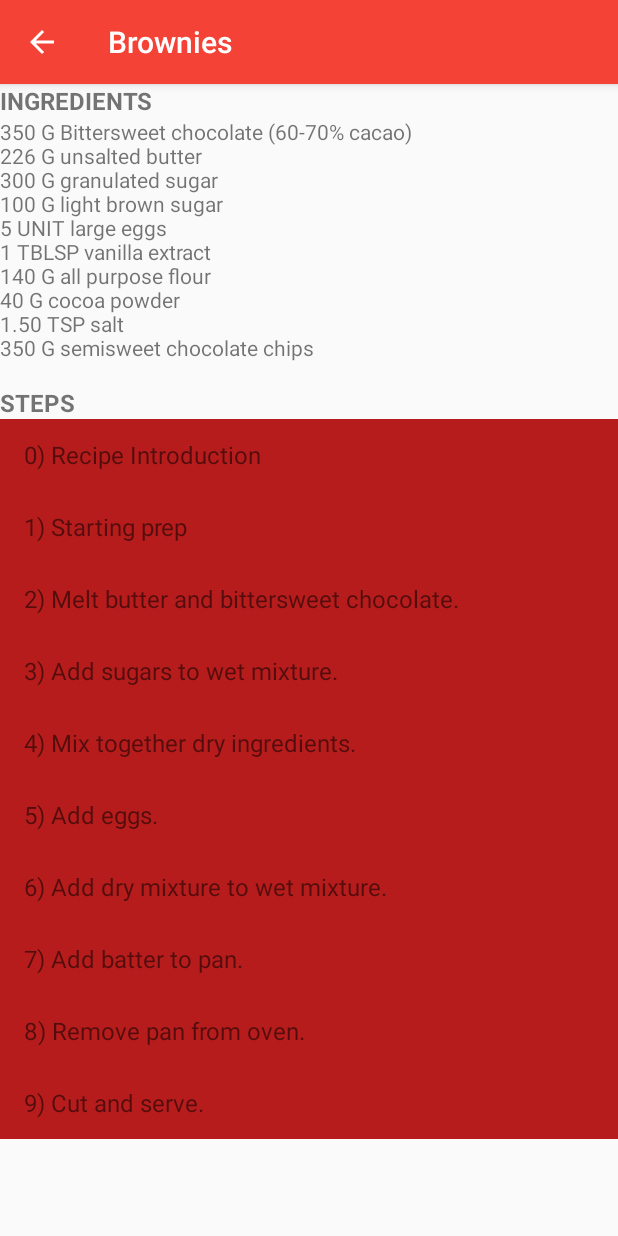
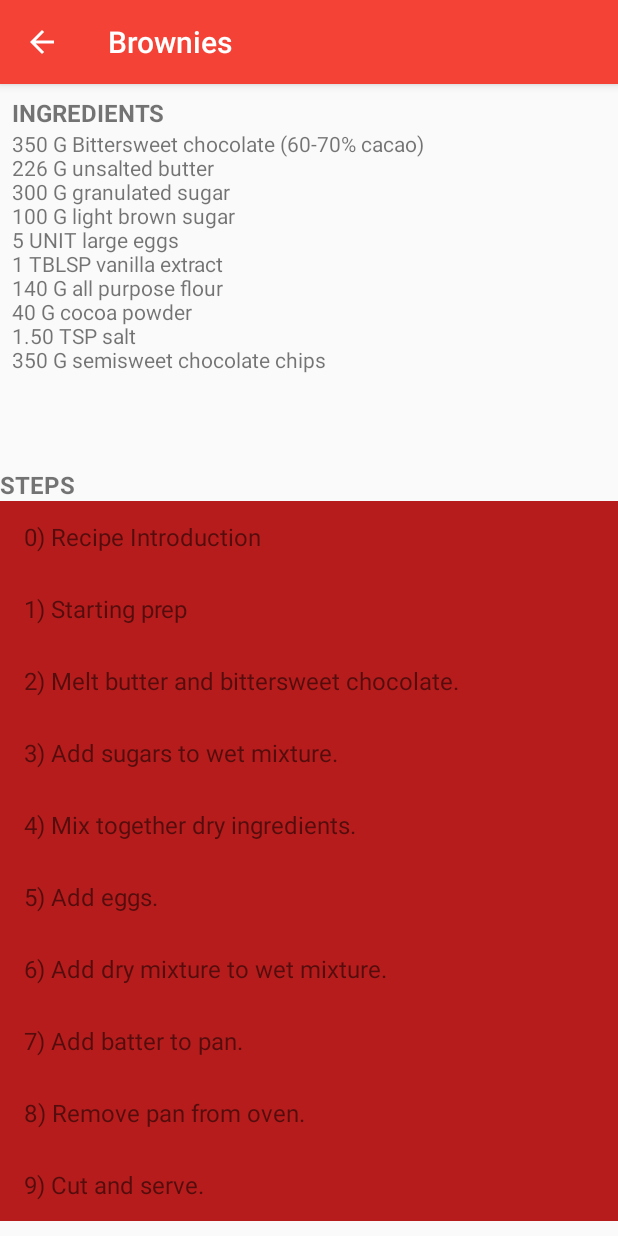
Before and after one commit to svroye/BakingApp, an Android app: the screen it shows after launch (RecipeDetailActivity), after a tap on "BROWNIES", on a phone screen of 412 x 824 dp. Run offline under Robolectric (Android 15) with nearby library versions, the phone set to English and light mode, and no system bars.

Commit message:
Changes for fragments in steps and ingredients

```diff
--- a/app/src/main/AndroidManifest.xml
+++ b/app/src/main/AndroidManifest.xml
@@ -29,7 +29,7 @@
         </activity>
 
         <activity
-            android:name=".RecipeStepActivity"
+            android:name=".RecipeStepDetailActivity"
             android:parentActivityName=".RecipeDetailActivity">
         </activity>
 
--- a/app/src/main/java/com/example/steven/bakingapp/Adapters/StepsAdapter.java
+++ b/app/src/main/java/com/example/steven/bakingapp/Adapters/StepsAdapter.java
@@ -19,9 +19,10 @@ import java.util.ArrayList;
 public class StepsAdapter extends RecyclerView.Adapter<StepsAdapter.StepsViewHolder> {
 
     private ArrayList<RecipeStep> steps;
-    public ListItemClickListener listener;
+    private ListItemClickListener listener;
     private Context context;
 
+    // interface for handling onClick of the list items
     public interface ListItemClickListener {
         void onListItemClick(int position);
     }
@@ -31,7 +32,6 @@ public class StepsAdapter extends RecyclerView.Adapter<StepsAdapter.StepsViewHol
         this.listener = listener;
         this.context = context;
     }
-
 
     @Override
     public StepsViewHolder onCreateViewHolder(ViewGroup parent, int viewType) {
--- a/app/src/main/java/com/example/steven/bakingapp/RecipeDetailActivity.java
+++ b/app/src/main/java/com/example/steven/bakingapp/RecipeDetailActivity.java
@@ -2,7 +2,6 @@ package com.example.steven.bakingapp;
 
 import android.content.Intent;
 import android.support.v4.app.FragmentManager;
-import android.support.v4.app.FragmentTransaction;
 import android.support.v7.app.AppCompatActivity;
 import android.os.Bundle;
 import android.util.Log;
@@ -10,7 +9,7 @@ import android.util.Log;
 import com.example.steven.bakingapp.Objects.Recipe;
 
 public class RecipeDetailActivity extends AppCompatActivity
-        implements RecipeDetailFragment.OnListItemClickListener{
+        implements RecipeStepsFragment.OnListItemClickListener{
 
     private Recipe recipe;
 
@@ -22,13 +21,11 @@ public class RecipeDetailActivity extends AppCompatActivity
         super.onCreate(savedInstanceState);
         setContentView(R.layout.activity_recipe_detail);
 
-        if (findViewById(R.id.recipeDetail_detailSteps) != null) {
+        if (findViewById(R.id.activityRecipeDetail_detailStepFramelayout) != null) {
             mTwoPane = true;
         } else {
             mTwoPane = false;
         }
-
-        Log.d("AAAAAAAAAAAAAA", "TABLET? " + mTwoPane);
 
         Intent intentThatStartedActivity = getIntent();
         if (intentThatStartedActivity == null) finish();
@@ -40,34 +37,45 @@ public class RecipeDetailActivity extends AppCompatActivity
         setTitle(recipe.getName());
 
         if (savedInstanceState == null) {
-            RecipeDetailFragment recipeDetailFragment = new RecipeDetailFragment();
+            // get the FragmentManager
             FragmentManager fragmentManager = getSupportFragmentManager();
-            Bundle bundle = new Bundle();
-            bundle.putParcelableArrayList(this.getString(R.string.ingredients_key), recipe.getIngredients());
-            bundle.putParcelableArrayList(this.getString(R.string.steps_key), recipe.getSteps());
-            recipeDetailFragment.setArguments(bundle);
 
+            // create an instance of the RecipeIngredientsFragment and add a Bundle with the
+            //  ingredients
+            RecipeIngredientsFragment ingredientsFragment = new RecipeIngredientsFragment();
+            Bundle ingredientsBundle = new Bundle();
+            ingredientsBundle.putParcelableArrayList(getString(R.string.ingredients_key),
+                    recipe.getIngredients());
+            ingredientsFragment.setArguments(ingredientsBundle);
+
+            // create an instance of the RecipeStepsFragment and add a Bundle with the steps
+            RecipeStepsFragment recipeStepsFragment = new RecipeStepsFragment();
+            Bundle stepsBundle = new Bundle();
+            stepsBundle.putParcelableArrayList(getString(R.string.steps_key), recipe.getSteps());
+            recipeStepsFragment.setArguments(stepsBundle);
+
+            // add both fragments to the UI
             fragmentManager.beginTransaction()
-                    .add(R.id.activityDetail_framelayout, recipeDetailFragment)
+                    .add(R.id.activityRecipeDetail_ingredientsFramelayout, ingredientsFragment)
+                    .add(R.id.activityRecipeDetail_stepsFramelayout, recipeStepsFragment)
                     .commit();
         }
-
 
     }
 
     @Override
     public void onRecipeStepClickListener(int position) {
         if (mTwoPane){
-             RecipeStepFragment recipeStepFragment = new RecipeStepFragment();
+             RecipeStepDetailFragment recipeStepDetailFragment = new RecipeStepDetailFragment();
              FragmentManager fragmentManager = getSupportFragmentManager();
              Bundle bundle = new Bundle();
              bundle.putParcelable(getString(R.string.single_step_key), recipe.getSteps().get(position));
-             recipeStepFragment.setArguments(bundle);
+             recipeStepDetailFragment.setArguments(bundle);
              fragmentManager.beginTransaction()
-                     .replace(R.id.recipeDetail_detailSteps, recipeStepFragment)
+                     .replace(R.id.activityRecipeDetail_detailStepFramelayout, recipeStepDetailFragment)
                      .commit();
         } else {
-            Intent intentToStepActivity = new Intent(this, RecipeStepActivity.class);
+            Intent intentToStepActivity = new Intent(this, RecipeStepDetailActivity.class);
             intentToStepActivity.putExtra(getString(R.string.recipe_key), recipe);
             intentToStepActivity.putExtra(getString(R.string.position_key), position);
             startActivity(intentToStepActivity);
--- a/app/src/main/java/com/example/steven/bakingapp/RecipeDetailFragment.java
+++ /dev/null
@@ -1,111 +0,0 @@
-package com.example.steven.bakingapp;
-
-import android.app.Activity;
-import android.content.Context;
-import android.content.Intent;
-import android.os.Bundle;
-import android.support.annotation.Nullable;
-import android.support.v4.app.Fragment;
-import android.support.v7.widget.LinearLayoutManager;
-import android.support.v7.widget.RecyclerView;
-import android.util.Log;
-import android.view.LayoutInflater;
-import android.view.View;
-import android.view.ViewGroup;
-import android.widget.TextView;
-
-import com.example.steven.bakingapp.Adapters.StepsAdapter;
-import com.example.steven.bakingapp.Objects.Ingredient;
-import com.example.steven.bakingapp.Objects.RecipeStep;
-import com.example.steven.bakingapp.R;
-import com.example.steven.bakingapp.RecipeStepActivity;
-
-import java.util.ArrayList;
-
-/**
- * Created by Steven on 29/04/2018.
- */
-
-public class RecipeDetailFragment extends Fragment implements StepsAdapter.ListItemClickListener{
-
-    // ArrayList holding the steps
-    ArrayList<RecipeStep> recipeSteps = new ArrayList<>();
-    ArrayList<Ingredient> ingredients = new ArrayList<>();
-
-    TextView recipeTv;
-
-    OnListItemClickListener mCallback;
-
-    public RecipeDetailFragment() {
-    }
-
-    public interface OnListItemClickListener {
-        void onRecipeStepClickListener(int position);
-    }
-
-    @Override
-    public void onAttach(Context context) {
-        super.onAttach(context);
-        try {
-            mCallback = (OnListItemClickListener) context;
-        } catch (ClassCastException e) {
-            throw new ClassCastException(context.toString()
-                    + " must implement OnHeadlineSelectedListener");
-        }
-    }
-
-    @Nullable
-    @Override
-    public View onCreateView(LayoutInflater inflater, @Nullable ViewGroup container, @Nullable Bundle savedInstanceState) {
-        View rootView = inflater.inflate(R.layout.fragment_recipe_details, container, false);
-
-        if (getArguments() != null) {
-            recipeSteps = getArguments().getParcelableArrayList(this.getString(R.string.steps_key));
-            ingredients = getArguments().getParcelableArrayList(this.getString(R.string.ingredients_key));
-        }
-
-        recipeTv = rootView.findViewById(R.id.recipeDetail_ingredientsTv);
-
-        if (savedInstanceState != null) {
-            Log.d("AAAAAAAA", "got content");
-            recipeTv.setText(savedInstanceState.getString(getString(R.string.recipe_content_key)));
-        } else {
-            Log.d("BBBBBBBB", "NO content");
-            for (int i = 0; i < ingredients.size(); i++){
-                Ingredient ingredient = ingredients.get(i);
-                String ingredientLine;
-                if (ingredient.getQuantity() == Math.floor(ingredient.getQuantity())) {
-                    ingredientLine = getString(R.string.ingredient_quantity_measure_int, (int) ingredient.getQuantity(),
-                            ingredient.getMeasure(), ingredient.getName());
-                } else {
-                    ingredientLine = getString(R.string.ingredient_quantity_measure_float, ingredient.getQuantity(),
-                            ingredient.getMeasure(), ingredient.getName());
-                }
-
-                recipeTv.append(ingredientLine + "\n");
-            }
-        }
-
-
-
-        RecyclerView rv = rootView.findViewById(R.id.recipeDetail_stepsRv);
-        LinearLayoutManager linearLayoutManager = new LinearLayoutManager(rootView.getContext(),
-                LinearLayoutManager.VERTICAL, false);
-        rv.setLayoutManager(linearLayoutManager);
-        rv.setHasFixedSize(true);
-        StepsAdapter adapter = new StepsAdapter(recipeSteps, this, getContext());
-        rv.setAdapter(adapter);
-        return rootView;
-    }
-
-    @Override
-    public void onListItemClick(int position) {
-        mCallback.onRecipeStepClickListener(position);
-    }
-
-    @Override
-    public void onSaveInstanceState(Bundle outState) {
-        super.onSaveInstanceState(outState);
-        outState.putString(getString(R.string.recipe_content_key), recipeTv.getText().toString());
-    }
-}
--- /dev/null
+++ b/app/src/main/java/com/example/steven/bakingapp/RecipeIngredientsFragment.java
@@ -0,0 +1,76 @@
+package com.example.steven.bakingapp;
+
+import android.os.Bundle;
+import android.support.annotation.Nullable;
+import android.support.v4.app.Fragment;
+import android.view.LayoutInflater;
+import android.view.View;
+import android.view.ViewGroup;
+import android.widget.TextView;
+
+import com.example.steven.bakingapp.Objects.Ingredient;
+
+import java.util.ArrayList;
+
+/**
+ * Created by Steven on 8/05/2018.
+ */
+
+public class RecipeIngredientsFragment extends Fragment {
+
+    // holds the ingredients for the selected ingredient
+    ArrayList <Ingredient> recipeIngredients;
+
+    // TextView holding the ingredients
+    TextView recipeTv;
+
+    /**
+     * Mandatory empty constructor for the fragment
+     */
+    public RecipeIngredientsFragment() {
+    }
+
+    @Nullable
+    @Override
+    public View onCreateView(LayoutInflater inflater, @Nullable ViewGroup container, @Nullable Bundle savedInstanceState) {
+        // inflate the View from the corresponding layout
+        View rootView = inflater.inflate(R.layout.fragment_recipe_ingredients, container, false);
+
+        // get the ingredients ArrayList that was passed when the fragment was created
+        if (getArguments() != null) {
+            recipeIngredients = getArguments().getParcelableArrayList(getString(R.string.ingredients_key));
+        }
+
+        // get a reference to the TextView
+        recipeTv = rootView.findViewById(R.id.fragmentRecipeIngredients_ingredientsTv);
+
+        // check whether the ingredients were already stored in the Bundle, e.g. after rotation
+        if (savedInstanceState != null) {
+            recipeTv.setText(savedInstanceState.getString(getString(R.string.recipe_content_key)));
+        } else {
+            // loop through the ingredients and add them to the TextView. First check whether the quantity
+            // is an integer or a double, in order to know how to display it
+            for (Ingredient ingredient : recipeIngredients) {
+                String ingredientLine;
+                if (ingredient.getQuantity() == Math.floor(ingredient.getQuantity())) {
+                    ingredientLine = getString(R.string.ingredient_quantity_measure_int, (int) ingredient.getQuantity(),
+                            ingredient.getMeasure(), ingredient.getName());
+                } else {
+                    ingredientLine = getString(R.string.ingredient_quantity_measure_float, ingredient.getQuantity(),
+                            ingredient.getMeasure(), ingredient.getName());
+                }
+
+                recipeTv.append(ingredientLine + "\n");
+            }
+        }
+
+        return rootView;
+    }
+
+    @Override
+    public void onSaveInstanceState(Bundle outState) {
+        // save the state of the recipe TextView e.g. after rotation
+        super.onSaveInstanceState(outState);
+        outState.putString(getString(R.string.recipe_content_key), recipeTv.getText().toString());
+    }
+}
--- a/app/src/main/java/com/example/steven/bakingapp/RecipeStepActivity.java
+++ b/app/src/main/java/com/example/steven/bakingapp/RecipeStepDetailActivity.java
@@ -6,9 +6,8 @@ import android.support.v7.app.AppCompatActivity;
 import android.os.Bundle;
 
 import com.example.steven.bakingapp.Objects.Recipe;
-import com.example.steven.bakingapp.Objects.RecipeStep;
 
-public class RecipeStepActivity extends AppCompatActivity {
+public class RecipeStepDetailActivity extends AppCompatActivity {
 
     private Recipe recipe;
     private int stepPosition;
@@ -28,7 +27,7 @@ public class RecipeStepActivity extends AppCompatActivity {
             stepPosition = intentThatStartedActivity.getIntExtra(getString(R.string.position_key), 0);
         }
 
-        RecipeStepFragment fragment = new RecipeStepFragment();
+        RecipeStepDetailFragment fragment = new RecipeStepDetailFragment();
         Bundle bundle = new Bundle();
         bundle.putParcelable(getString(R.string.single_step_key), recipe.getSteps().get(stepPosition));
         fragment.setArguments(bundle);
--- a/app/src/main/java/com/example/steven/bakingapp/RecipeStepFragment.java
+++ b/app/src/main/java/com/example/steven/bakingapp/RecipeStepDetailFragment.java
@@ -1,20 +1,15 @@
 package com.example.steven.bakingapp;
 
-import android.content.Context;
-import android.media.MediaDataSource;
 import android.net.Uri;
 import android.os.Bundle;
-import android.os.Handler;
 import android.support.annotation.Nullable;
 import android.support.v4.app.Fragment;
-import android.util.Log;
 import android.view.LayoutInflater;
 import android.view.View;
 import android.view.ViewGroup;
 import android.widget.TextView;
 
 import com.example.steven.bakingapp.Objects.RecipeStep;
-import com.example.steven.bakingapp.R;
 import com.google.android.exoplayer2.DefaultLoadControl;
 import com.google.android.exoplayer2.ExoPlayerFactory;
 import com.google.android.exoplayer2.LoadControl;
@@ -39,19 +34,21 @@ import com.google.android.exoplayer2.util.Util;
  * Created by Steven on 30/04/2018.
  */
 
-public class RecipeStepFragment extends Fragment {
+public class RecipeStepDetailFragment extends Fragment {
 
     private RecipeStep recipeStep;
     private SimpleExoPlayerView simpleExoPlayerView;
     private SimpleExoPlayer simpleExoPlayer;
 
-    public RecipeStepFragment() {
+    private boolean playWhenReady = true;
+
+    public RecipeStepDetailFragment() {
     }
 
     @Nullable
     @Override
     public View onCreateView(LayoutInflater inflater, @Nullable ViewGroup container, @Nullable Bundle savedInstanceState) {
-        View rootView = inflater.inflate(R.layout.fragment_recipe_step, container, false);
+        View rootView = inflater.inflate(R.layout.fragment_recipe_step_detail, container, false);
 
         if (getArguments() != null) {
             recipeStep = getArguments().getParcelable(getString(R.string.single_step_key));
@@ -73,6 +70,7 @@ public class RecipeStepFragment extends Fragment {
     // https://github.com/ayalus/ExoPlayer-2-Example/blob/master/ExoPlayer2Example/app/src/main/AndroidManifest.xml
     // https://android.jlelse.eu/android-exoplayer-starters-guide-6350433f256c
     public void initializePlayer() {
+
         BandwidthMeter bandwidthMeter = new DefaultBandwidthMeter();
         LoadControl loadControl = new DefaultLoadControl();
         DataSource.Factory mediaDataSourceFactory = new DefaultDataSourceFactory(getContext(),
@@ -88,7 +86,7 @@ public class RecipeStepFragment extends Fragment {
 
         simpleExoPlayerView.setPlayer(simpleExoPlayer);
 
-        simpleExoPlayer.setPlayWhenReady(true);
+        simpleExoPlayer.setPlayWhenReady(playWhenReady);
 
         DefaultExtractorsFactory extractorsFactory = new DefaultExtractorsFactory();
         Uri uri = Uri.parse(recipeStep.getVideoUrl());
--- /dev/null
+++ b/app/src/main/java/com/example/steven/bakingapp/RecipeStepsFragment.java
@@ -0,0 +1,83 @@
+package com.example.steven.bakingapp;
+
+import android.content.Context;
+import android.os.Bundle;
+import android.support.annotation.Nullable;
+import android.support.v4.app.Fragment;
+import android.support.v7.widget.LinearLayoutManager;
+import android.support.v7.widget.RecyclerView;
+import android.util.Log;
+import android.view.LayoutInflater;
+import android.view.View;
+import android.view.ViewGroup;
+import android.widget.TextView;
+
+import com.example.steven.bakingapp.Adapters.StepsAdapter;
+import com.example.steven.bakingapp.Objects.Ingredient;
+import com.example.steven.bakingapp.Objects.RecipeStep;
+
+import java.util.ArrayList;
+
+/**
+ * Created by Steven on 29/04/2018.
+ */
+
+public class RecipeStepsFragment extends Fragment implements StepsAdapter.ListItemClickListener{
+
+    // holds the steps for the selected ingredient
+    ArrayList<RecipeStep> recipeSteps = new ArrayList<>();
+
+
+    OnListItemClickListener mCallback;
+
+    /**
+     * Mandatory empty constructor for the fragment
+     */
+    public RecipeStepsFragment() {
+    }
+
+
+    public interface OnListItemClickListener {
+        void onRecipeStepClickListener(int position);
+    }
+
+    @Override
+    public void onAttach(Context context) {
+        super.onAttach(context);
+        try {
+            mCallback = (OnListItemClickListener) context;
+        } catch (ClassCastException e) {
+            throw new ClassCastException(context.toString()
+                    + " must implement OnHeadlineSelectedListener");
+        }
+    }
+
+    @Nullable
+    @Override
+    public View onCreateView(LayoutInflater inflater, @Nullable ViewGroup container, @Nullable Bundle savedInstanceState) {
+        // inflate the View from the layout file
+        View rootView = inflater.inflate(R.layout.fragment_recipe_steps, container, false);
+
+        // get the steps ArrayList for the selected recipe that was passed when the fragment was created
+        if (getArguments() != null) {
+            recipeSteps = getArguments().getParcelableArrayList(this.getString(R.string.steps_key));
+        }
+
+        // set up the RecyclerView for displaying the steps of the recipe
+        RecyclerView recyclerView = rootView.findViewById(R.id.fragmentRecipeSteps_stepsRecyclerView);
+        LinearLayoutManager linearLayoutManager = new LinearLayoutManager(rootView.getContext(),
+                LinearLayoutManager.VERTICAL, false);
+        recyclerView.setLayoutManager(linearLayoutManager);
+        recyclerView.setHasFixedSize(true);
+        StepsAdapter adapter = new StepsAdapter(recipeSteps, this, getContext());
+        recyclerView.setAdapter(adapter);
+        return rootView;
+    }
+
+    @Override
+    public void onListItemClick(int position) {
+        mCallback.onRecipeStepClickListener(position);
+    }
+
+
+}
--- a/app/src/main/res/layout-sw600dp/activity_recipe_detail.xml
+++ b/app/src/main/res/layout-sw600dp/activity_recipe_detail.xml
@@ -5,14 +5,29 @@
     android:layout_height="match_parent"
     android:orientation="horizontal">
 
-    <FrameLayout
-        android:id="@+id/activityDetail_framelayout"
+    <LinearLayout
+        xmlns:android="http://schemas.android.com/apk/res/android"
         android:layout_width="0dp"
         android:layout_weight="1"
-        android:layout_height="match_parent"/>
+        android:layout_height="match_parent"
+        android:orientation="vertical">
+
+        <FrameLayout
+            android:id="@+id/activityRecipeDetail_ingredientsFramelayout"
+            android:layout_width="match_parent"
+            android:layout_height="0dp"
+            android:layout_weight="1"/>
+
+        <FrameLayout
+            android:id="@+id/activityRecipeDetail_stepsFramelayout"
+            android:layout_width="match_parent"
+            android:layout_height="0dp"
+            android:layout_weight="2"/>
+
+    </LinearLayout>
 
     <FrameLayout
-        android:id="@+id/recipeDetail_detailSteps"
+        android:id="@+id/activityRecipeDetail_detailStepFramelayout"
         android:layout_width="0dp"
         android:layout_weight="3"
         android:layout_height="match_parent">
--- a/app/src/main/res/layout/activity_recipe_detail.xml
+++ b/app/src/main/res/layout/activity_recipe_detail.xml
@@ -1,8 +1,21 @@
 <?xml version="1.0" encoding="utf-8"?>
-<FrameLayout
-    android:id="@+id/activityDetail_framelayout"
+
+<LinearLayout
     xmlns:android="http://schemas.android.com/apk/res/android"
     android:layout_width="match_parent"
-    android:layout_height="match_parent">
+    android:layout_height="match_parent"
+    android:orientation="vertical">
 
-</FrameLayout>
+    <FrameLayout
+        android:id="@+id/activityRecipeDetail_ingredientsFramelayout"
+        android:layout_width="match_parent"
+        android:layout_height="0dp"
+        android:layout_weight="1"/>
+
+    <FrameLayout
+        android:id="@+id/activityRecipeDetail_stepsFramelayout"
+        android:layout_width="match_parent"
+        android:layout_height="0dp"
+        android:layout_weight="2"/>
+
+</LinearLayout>
--- a/app/src/main/res/layout/fragment_recipe_details.xml
+++ /dev/null
@@ -1,45 +0,0 @@
-<?xml version="1.0" encoding="utf-8"?>
-<ScrollView
-    xmlns:android="http://schemas.android.com/apk/res/android"
-    android:layout_width="match_parent"
-    android:layout_height="wrap_content"
-    android:fillViewport="true"
-    android:layout_weight="1.0">
-<LinearLayout
-    xmlns:android="http://schemas.android.com/apk/res/android"
-    xmlns:tools="http://schemas.android.com/tools"
-    android:orientation="vertical"
-    android:layout_width="match_parent"
-    android:layout_height="match_parent">
-
-    <TextView
-        android:layout_width="match_parent"
-        android:layout_height="wrap_content"
-        android:text="@string/ingredients_header"
-        android:textAllCaps="true"
-        android:textSize="16sp"
-        android:textStyle="bold"/>
-
-
-    <TextView
-        android:id="@+id/recipeDetail_ingredientsTv"
-        android:layout_width="match_parent"
-        android:layout_height="wrap_content"/>
-
-    <TextView
-        android:layout_width="match_parent"
-        android:layout_height="wrap_content"
-        android:textAllCaps="true"
-        android:textSize="16sp"
-        android:textStyle="bold"
-        android:text="@string/steps_header"/>
-
-    <android.support.v7.widget.RecyclerView
-        android:id="@+id/recipeDetail_stepsRv"
-        android:layout_width="match_parent"
-        android:layout_height="wrap_content"/>
-
-
-</LinearLayout>
-
-</ScrollView>
--- /dev/null
+++ b/app/src/main/res/layout/fragment_recipe_ingredients.xml
@@ -0,0 +1,22 @@
+<?xml version="1.0" encoding="utf-8"?>
+<LinearLayout
+    xmlns:android="http://schemas.android.com/apk/res/android"
+    android:layout_width="match_parent"
+    android:layout_height="match_parent"
+    android:orientation="vertical"
+    android:padding="8dp">
+
+    <TextView
+        android:layout_width="match_parent"
+        android:layout_height="wrap_content"
+        android:text="@string/ingredients_header"
+        android:textAllCaps="true"
+        android:textSize="16sp"
+        android:textStyle="bold"/>
+
+    <TextView
+        android:id="@+id/fragmentRecipeIngredients_ingredientsTv"
+        android:layout_width="match_parent"
+        android:layout_height="wrap_content"/>
+
+</LinearLayout>
--- a/app/src/main/res/layout/fragment_recipe_step.xml
+++ b/app/src/main/res/layout/fragment_recipe_step_detail.xml
@@ -8,7 +8,7 @@
     android:layout_height="match_parent"
     android:padding="8dp"
     android:orientation="vertical"
-    tools:context="com.example.steven.bakingapp.RecipeStepActivity">
+    tools:context="com.example.steven.bakingapp.RecipeStepDetailActivity">
 
     <com.google.android.exoplayer2.ui.SimpleExoPlayerView
         android:id="@+id/recipeSteps_moviePlayer"
--- /dev/null
+++ b/app/src/main/res/layout/fragment_recipe_steps.xml
@@ -0,0 +1,21 @@
+<?xml version="1.0" encoding="utf-8"?>
+<LinearLayout
+    xmlns:android="http://schemas.android.com/apk/res/android"
+    android:orientation="vertical"
+    android:layout_width="match_parent"
+    android:layout_height="match_parent">
+
+    <TextView
+        android:layout_width="match_parent"
+        android:layout_height="wrap_content"
+        android:textAllCaps="true"
+        android:textSize="16sp"
+        android:textStyle="bold"
+        android:text="@string/steps_header"/>
+
+    <android.support.v7.widget.RecyclerView
+        android:id="@+id/fragmentRecipeSteps_stepsRecyclerView"
+        android:layout_width="match_parent"
+        android:layout_height="wrap_content"/>
+
+</LinearLayout>
```
